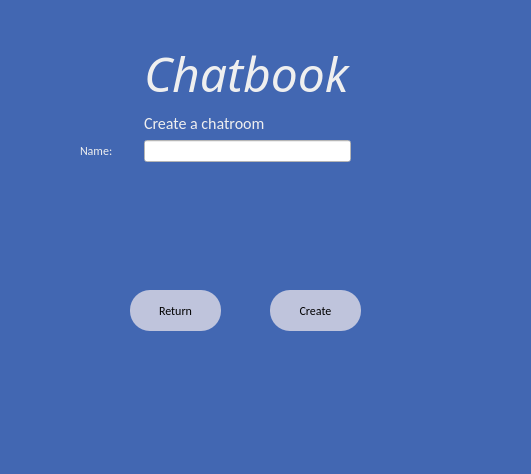
Sastiazaran/chatRooms, file createChatRoom.ui: the form before one commit.
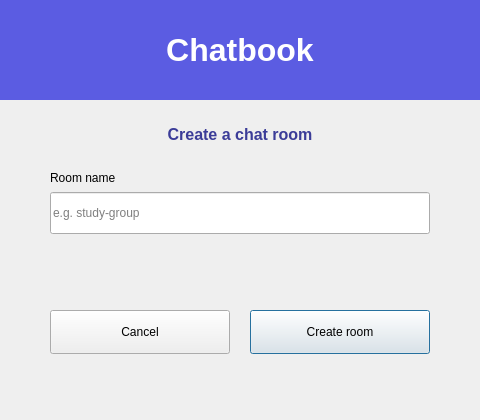
The form after the commit.

Commit message:
Fix chat protocol bugs, restyle the PyQt client, and rewrite the README
Correct server command parsing (including registration), auth matching,
empty-buffer hangs, and membership add/remove. The client now validates
input, wires join/open/admin actions, and uses a shared indigo theme.

```diff
--- a/createChatRoom.ui
+++ b/createChatRoom.ui
@@ -6,248 +6,139 @@
    <rect>
     <x>0</x>
     <y>0</y>
-    <width>531</width>
-    <height>474</height>
+    <width>480</width>
+    <height>420</height>
    </rect>
   </property>
   <property name="windowTitle">
    <string>Dialog</string>
   </property>
-  <property name="styleSheet">
-   <string notr="true">background-color: rgb(66, 103, 178);
-color: rgb(239, 239, 239);</string>
-  </property>
-  <widget class="QWidget" name="gridLayoutWidget">
+  <widget class="QLabel" name="label">
    <property name="geometry">
     <rect>
-     <x>80</x>
-     <y>40</y>
-     <width>329</width>
-     <height>170</height>
+     <x>0</x>
+     <y>0</y>
+     <width>480</width>
+     <height>100</height>
     </rect>
    </property>
-   <layout class="QGridLayout" name="gridLayout">
-    <item row="1" column="0">
-     <spacer name="horizontalSpacer_3">
-      <property name="orientation">
-       <enum>Qt::Horizontal</enum>
-      </property>
-      <property name="sizeHint" stdset="0">
-       <size>
-        <width>40</width>
-        <height>20</height>
-       </size>
-      </property>
-     </spacer>
-    </item>
-    <item row="1" column="1">
-     <widget class="QLabel" name="label_2">
-      <property name="font">
-       <font>
-        <family>Calibri</family>
-        <pointsize>12</pointsize>
-       </font>
-      </property>
-      <property name="text">
-       <string>Create a chatroom</string>
-      </property>
-     </widget>
-    </item>
-    <item row="2" column="2">
-     <spacer name="horizontalSpacer_5">
-      <property name="orientation">
-       <enum>Qt::Horizontal</enum>
-      </property>
-      <property name="sizeHint" stdset="0">
-       <size>
-        <width>40</width>
-        <height>20</height>
-       </size>
-      </property>
-     </spacer>
-    </item>
-    <item row="2" column="1">
-     <widget class="QLineEdit" name="lineEdit">
-      <property name="styleSheet">
-       <string notr="true">background-color: rgb(255, 255, 255);
-color: rgb(0, 0, 0);</string>
-      </property>
-     </widget>
-    </item>
-    <item row="3" column="1">
-     <layout class="QHBoxLayout" name="horizontalLayout_2"/>
-    </item>
-    <item row="2" column="0">
-     <widget class="QLabel" name="label_3">
-      <property name="font">
-       <font>
-        <family>Calibri</family>
-       </font>
-      </property>
-      <property name="text">
-       <string>Name:</string>
-      </property>
-     </widget>
-    </item>
-    <item row="0" column="0">
-     <spacer name="horizontalSpacer">
-      <property name="orientation">
-       <enum>Qt::Horizontal</enum>
-      </property>
-      <property name="sizeHint" stdset="0">
-       <size>
-        <width>40</width>
-        <height>20</height>
-       </size>
-      </property>
-     </spacer>
-    </item>
-    <item row="3" column="2">
-     <spacer name="verticalSpacer_3">
-      <property name="orientation">
-       <enum>Qt::Vertical</enum>
-      </property>
-      <property name="sizeHint" stdset="0">
-       <size>
-        <width>20</width>
-        <height>40</height>
-       </size>
-      </property>
-     </spacer>
-    </item>
-    <item row="0" column="2">
-     <spacer name="horizontalSpacer_2">
-      <property name="orientation">
-       <enum>Qt::Horizontal</enum>
-      </property>
-      <property name="sizeHint" stdset="0">
-       <size>
-        <width>40</width>
-        <height>20</height>
-       </size>
-      </property>
-     </spacer>
-    </item>
-    <item row="3" column="0">
-     <spacer name="verticalSpacer_2">
-      <property name="orientation">
-       <enum>Qt::Vertical</enum>
-      </property>
-      <property name="sizeHint" stdset="0">
-       <size>
-        <width>20</width>
-        <height>40</height>
-       </size>
-      </property>
-     </spacer>
-    </item>
-    <item row="1" column="2">
-     <spacer name="horizontalSpacer_4">
-      <property name="orientation">
-       <enum>Qt::Horizontal</enum>
-      </property>
-      <property name="sizeHint" stdset="0">
-       <size>
-        <width>40</width>
-        <height>20</height>
-       </size>
-      </property>
-     </spacer>
-    </item>
-    <item row="0" column="1">
-     <widget class="QLabel" name="label">
-      <property name="font">
-       <font>
-        <family>Harlow Solid Italic</family>
-        <pointsize>36</pointsize>
-        <italic>true</italic>
-       </font>
-      </property>
-      <property name="text">
-       <string>Chatbook</string>
-      </property>
-     </widget>
-    </item>
-   </layout>
+   <property name="styleSheet">
+    <string notr="true">background-color: #5b5ce2; color: #ffffff; font-size: 32px; font-weight: 700;</string>
+   </property>
+   <property name="text">
+    <string>Chatbook</string>
+   </property>
+   <property name="alignment">
+    <set>Qt::AlignCenter</set>
+   </property>
+  </widget>
+  <widget class="QLabel" name="label_2">
+   <property name="geometry">
+    <rect>
+     <x>40</x>
+     <y>120</y>
+     <width>400</width>
+     <height>28</height>
+    </rect>
+   </property>
+   <property name="styleSheet">
+    <string notr="true">font-size: 16px; font-weight: 600; color: #3b3c98;</string>
+   </property>
+   <property name="text">
+    <string>Create a chat room</string>
+   </property>
+   <property name="alignment">
+    <set>Qt::AlignCenter</set>
+   </property>
+  </widget>
+  <widget class="QLabel" name="label_3">
+   <property name="geometry">
+    <rect>
+     <x>50</x>
+     <y>168</y>
+     <width>380</width>
+     <height>20</height>
+    </rect>
+   </property>
+   <property name="text">
+    <string>Room name</string>
+   </property>
+  </widget>
+  <widget class="QLineEdit" name="lineEdit">
+   <property name="geometry">
+    <rect>
+     <x>50</x>
+     <y>192</y>
+     <width>380</width>
+     <height>42</height>
+    </rect>
+   </property>
+   <property name="placeholderText">
+    <string>e.g. study-group</string>
+   </property>
+  </widget>
+  <widget class="QLabel" name="creationMessage_2">
+   <property name="geometry">
+    <rect>
+     <x>50</x>
+     <y>244</y>
+     <width>380</width>
+     <height>22</height>
+    </rect>
+   </property>
+   <property name="styleSheet">
+    <string notr="true">color: #e5484d; font-weight: 600;</string>
+   </property>
+   <property name="text">
+    <string/>
+   </property>
+   <property name="alignment">
+    <set>Qt::AlignCenter</set>
+   </property>
   </widget>
   <widget class="QLabel" name="creationMessage">
    <property name="geometry">
     <rect>
-     <x>60</x>
-     <y>250</y>
-     <width>381</width>
-     <height>20</height>
+     <x>50</x>
+     <y>268</y>
+     <width>380</width>
+     <height>22</height>
     </rect>
    </property>
    <property name="styleSheet">
-    <string notr="true">font: 11pt &quot;Consolas&quot;;
-color: red;</string>
+    <string notr="true">color: #30a46c; font-weight: 600;</string>
    </property>
    <property name="text">
     <string/>
    </property>
+   <property name="alignment">
+    <set>Qt::AlignCenter</set>
+   </property>
   </widget>
   <widget class="QPushButton" name="button_createButton">
    <property name="geometry">
     <rect>
-     <x>270</x>
-     <y>290</y>
-     <width>91</width>
-     <height>41</height>
+     <x>250</x>
+     <y>310</y>
+     <width>180</width>
+     <height>44</height>
     </rect>
    </property>
-   <property name="font">
-    <font>
-     <family>Calibri</family>
-    </font>
-   </property>
-   <property name="styleSheet">
-    <string notr="true">border-radius:20px;
-color: rgb(0, 0, 0);
-background-color: rgb(191, 196, 220);</string>
-   </property>
    <property name="text">
-    <string>Create</string>
+    <string>Create room</string>
    </property>
   </widget>
   <widget class="QPushButton" name="button_returnButton">
    <property name="geometry">
     <rect>
-     <x>130</x>
-     <y>290</y>
-     <width>91</width>
-     <height>41</height>
+     <x>50</x>
+     <y>310</y>
+     <width>180</width>
+     <height>44</height>
     </rect>
    </property>
-   <property name="font">
-    <font>
-     <family>Calibri</family>
-    </font>
-   </property>
-   <property name="styleSheet">
-    <string notr="true">border-radius:20px;
-background-color: rgb(191, 196, 220);
-color: rgb(0, 0, 0);</string>
-   </property>
    <property name="text">
-    <string>Return</string>
-   </property>
-  </widget>
-  <widget class="QLabel" name="creationMessage_2">
-   <property name="geometry">
-    <rect>
-     <x>60</x>
-     <y>220</y>
-     <width>381</width>
-     <height>20</height>
-    </rect>
-   </property>
-   <property name="styleSheet">
-    <string notr="true">font: 11pt &quot;Consolas&quot;;
-color: red;</string>
-   </property>
-   <property name="text">
-    <string/>
+    <string>Cancel</string>
    </property>
   </widget>
  </widget>
```
Left out of the diff: 6 changed lines with no effect on the pictures. The commit also changes 21 other files.
